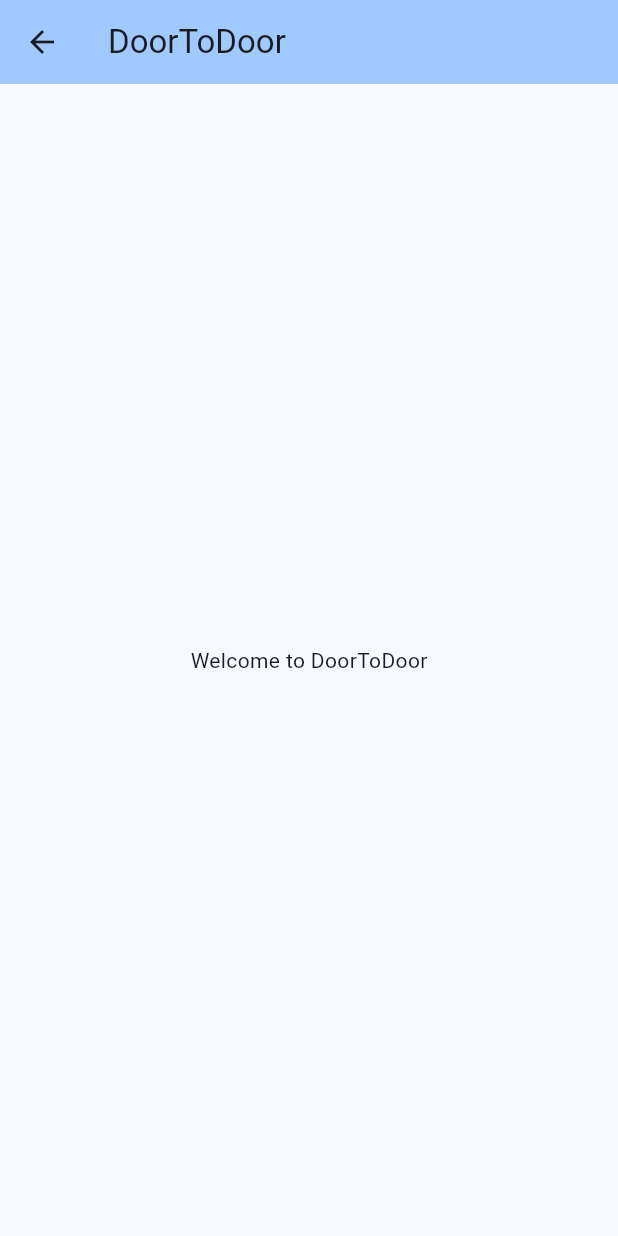
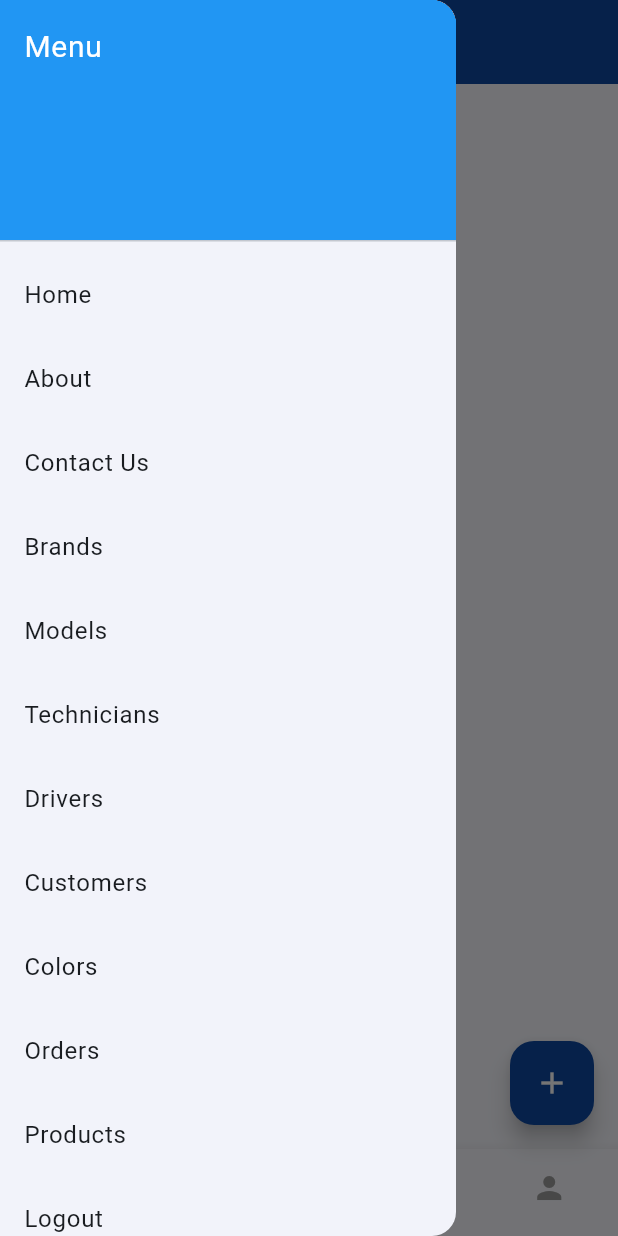
Before and after one commit to engbasel/Door-To-Door-APP, a Flutter app: the HomeView screen opened by its route, with the side drawer open (before the commit the screen has no drawer), on a phone screen of 412 x 824 dp. Run offline on Flutter 3.47's test engine with Material 3 defaults, Android fonts, the phone set to English and light mode, and no system bars.

Commit message:
`Refactor HomeView to use StatefulWidget and add bottom navigation bar, drawer, and floating action button.`

```diff
--- a/lib/features/home/presention/homeView.dart
+++ b/lib/features/home/presention/homeView.dart
@@ -1,19 +1,146 @@
-// Home Screen
 import 'package:flutter/material.dart';
 
-class HomeView extends StatelessWidget {
+class HomeView extends StatefulWidget {
   const HomeView({super.key});
+
+  @override
+  _HomeViewState createState() => _HomeViewState();
+}
+
+class _HomeViewState extends State<HomeView> {
+  int _selectedIndex = 0;
+
+  final List<Widget> _pages = [
+    const HomeScreen(),
+    const BrandsScreen(),
+    const OrdersScreen(),
+    const ProfileScreen(),
+  ];
+
+  void _onItemTapped(int index) {
+    setState(() {
+      _selectedIndex = index;
+    });
+  }
 
   @override
   Widget build(BuildContext context) {
     return Scaffold(
       appBar: AppBar(
         title: const Text('DoorToDoor'),
-        backgroundColor: Theme.of(context).colorScheme.inversePrimary,
+        backgroundColor: Colors.blue.shade900,
       ),
-      body: const Center(
-        child: Text('Welcome to DoorToDoor'),
+      drawer: Drawer(
+        child: ListView(
+          padding: EdgeInsets.zero,
+          children: [
+            const DrawerHeader(
+              decoration: BoxDecoration(color: Colors.blue),
+              child: Text('Menu',
+                  style: TextStyle(color: Colors.white, fontSize: 20)),
+            ),
+            DrawerMenuItem(title: 'Home'),
+            DrawerMenuItem(title: 'About'),
+            DrawerMenuItem(title: 'Contact Us'),
+            DrawerMenuItem(title: 'Brands'),
+            DrawerMenuItem(title: 'Models'),
+            DrawerMenuItem(title: 'Technicians'),
+            DrawerMenuItem(title: 'Drivers'),
+            DrawerMenuItem(title: 'Customers'),
+            DrawerMenuItem(title: 'Colors'),
+            DrawerMenuItem(title: 'Orders'),
+            DrawerMenuItem(title: 'Products'),
+            DrawerMenuItem(title: 'Logout'),
+          ],
+        ),
+      ),
+      body: _pages[_selectedIndex],
+      bottomNavigationBar: BottomNavigationBar(
+        items: const [
+          BottomNavigationBarItem(icon: Icon(Icons.home), label: 'Home'),
+          BottomNavigationBarItem(
+              icon: Icon(Icons.car_rental), label: 'Brands'),
+          BottomNavigationBarItem(
+              icon: Icon(Icons.shopping_cart), label: 'Orders'),
+          BottomNavigationBarItem(icon: Icon(Icons.person), label: 'Profile'),
+        ],
+        currentIndex: _selectedIndex,
+        selectedItemColor: Colors.blue.shade900,
+        unselectedItemColor: Colors.grey,
+        onTap: _onItemTapped,
+      ),
+      floatingActionButton: FloatingActionButton(
+        onPressed: () {
+          // Handle "Add New Data" button functionality
+          ScaffoldMessenger.of(context).showSnackBar(
+            SnackBar(
+                content: Text(
+                    'Add new data for ${_pages[_selectedIndex].runtimeType}')),
+          );
+        },
+        backgroundColor: Colors.blue.shade900,
+        child: const Icon(Icons.add, color: Colors.white),
       ),
     );
   }
 }
+
+// =================== Pages for Bottom Navigation ===================
+
+class HomeScreen extends StatelessWidget {
+  const HomeScreen({super.key});
+
+  @override
+  Widget build(BuildContext context) {
+    return const Center(
+        child: Text('Home Screen', style: TextStyle(fontSize: 22)));
+  }
+}
+
+class BrandsScreen extends StatelessWidget {
+  const BrandsScreen({super.key});
+
+  @override
+  Widget build(BuildContext context) {
+    return const Center(
+        child: Text('Brands Screen', style: TextStyle(fontSize: 22)));
+  }
+}
+
+class OrdersScreen extends StatelessWidget {
+  const OrdersScreen({super.key});
+
+  @override
+  Widget build(BuildContext context) {
+    return const Center(
+        child: Text('Orders Screen', style: TextStyle(fontSize: 22)));
+  }
+}
+
+class ProfileScreen extends StatelessWidget {
+  const ProfileScreen({super.key});
+
+  @override
+  Widget build(BuildContext context) {
+    return const Center(
+        child: Text('Profile Screen', style: TextStyle(fontSize: 22)));
+  }
+}
+
+// =================== Drawer Menu Item ===================
+class DrawerMenuItem extends StatelessWidget {
+  final String title;
+
+  const DrawerMenuItem({super.key, required this.title});
+
+  @override
+  Widget build(BuildContext context) {
+    return ListTile(
+      title: Text(title),
+      onTap: () {
+        // Handle navigation inside the drawer
+        Navigator.pop(context);
+      },
+    );
+  }
+}
```
